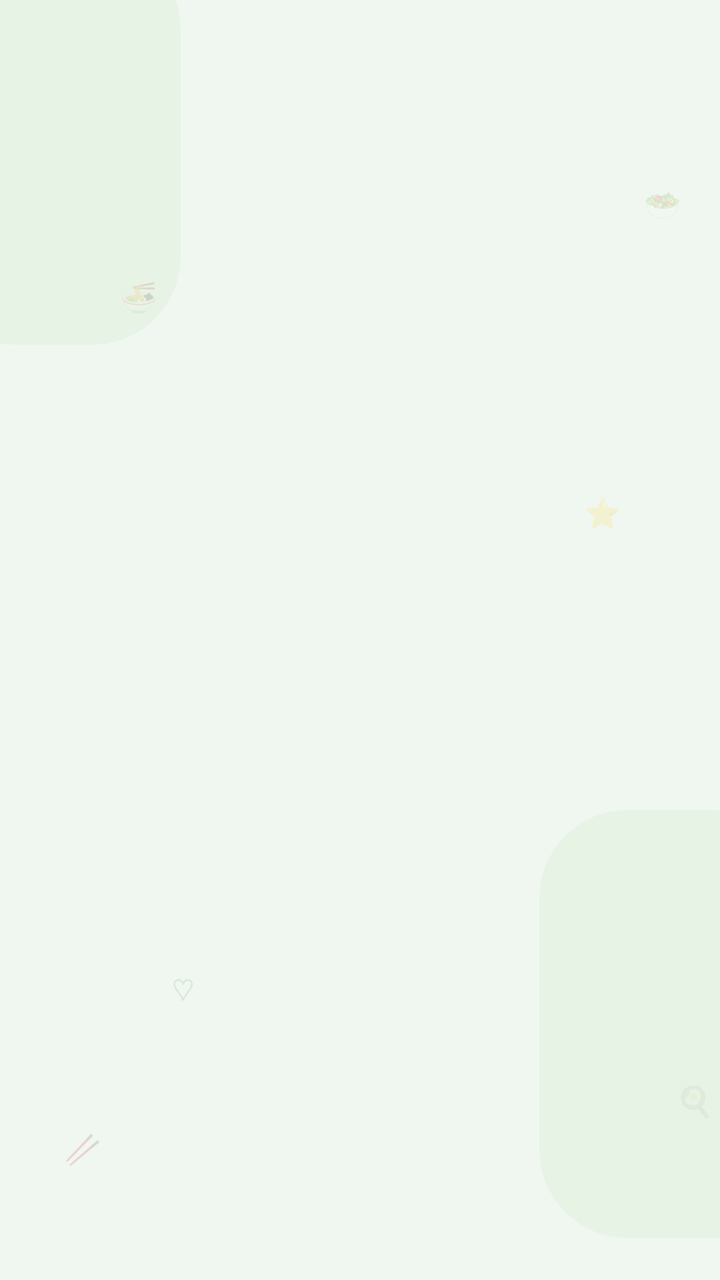
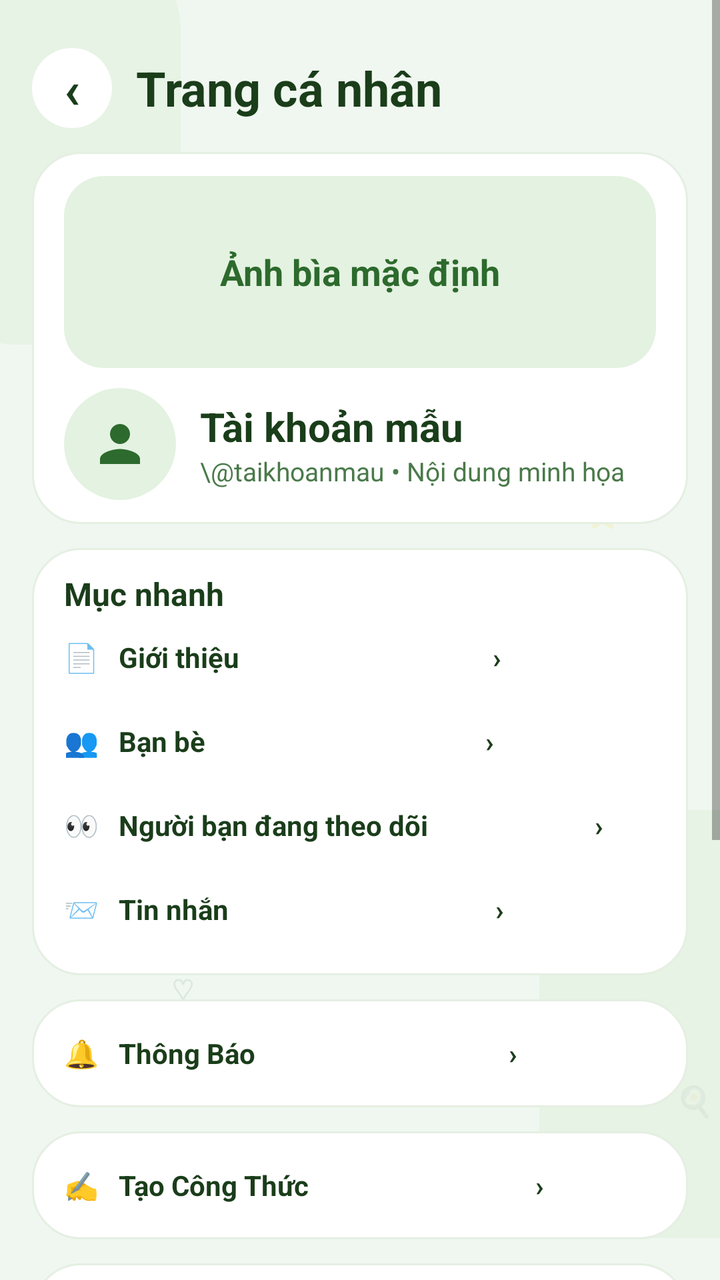

An Android layout rendered at two revisions. The XML below is the earlier revision; the diff shows what the commit changed to produce the second picture.
<!-- AndroidManifest.xml: application theme AppTheme -->
<!-- res/layout/activity_frame_25_my_profile.xml -->
<?xml version="1.0" encoding="utf-8"?>
<FrameLayout xmlns:android="http://schemas.android.com/apk/res/android"
    android:layout_width="match_parent"
    android:layout_height="match_parent"
    android:background="@color/panda_bg">

    <View
        android:layout_width="126dp"
        android:layout_height="202dp"
        android:layout_marginStart="-36dp"
        android:layout_marginTop="-30dp"
        android:alpha="0.7"
        android:background="@drawable/bg_figma_deco" />

    <TextView
        android:layout_width="wrap_content"
        android:layout_height="wrap_content"
        android:layout_marginStart="60dp"
        android:layout_marginTop="138dp"
        android:alpha="0.16"
        android:text="🍜"
        android:textColor="@color/panda_green_light_text"
        android:textSize="15sp" />

    <TextView
        android:layout_width="wrap_content"
        android:layout_height="wrap_content"
        android:layout_marginStart="322dp"
        android:layout_marginTop="92dp"
        android:alpha="0.16"
        android:text="🥗"
        android:textColor="@color/panda_green_light_text"
        android:textSize="15sp" />

    <TextView
        android:layout_width="wrap_content"
        android:layout_height="wrap_content"
        android:layout_marginStart="292dp"
        android:layout_marginTop="246dp"
        android:alpha="0.16"
        android:text="⭐"
        android:textColor="@color/panda_green_light_text"
        android:textSize="15sp" />

    <TextView
        android:layout_width="wrap_content"
        android:layout_height="wrap_content"
        android:layout_marginStart="338dp"
        android:layout_marginTop="540dp"
        android:alpha="0.16"
        android:text="🍳"
        android:textColor="@color/panda_green_light_text"
        android:textSize="15sp" />

    <TextView
        android:layout_width="wrap_content"
        android:layout_height="wrap_content"
        android:layout_marginStart="32dp"
        android:layout_marginTop="564dp"
        android:alpha="0.16"
        android:text="🥢"
        android:textColor="@color/panda_green_light_text"
        android:textSize="15sp" />

    <View
        android:layout_width="132dp"
        android:layout_height="214dp"
        android:layout_gravity="bottom|end"
        android:layout_marginEnd="-42dp"
        android:layout_marginBottom="21dp"
        android:alpha="0.68"
        android:background="@drawable/bg_figma_deco" />

    <TextView
        android:layout_width="wrap_content"
        android:layout_height="wrap_content"
        android:layout_gravity="bottom|start"
        android:layout_marginStart="86dp"
        android:layout_marginBottom="135dp"
        android:alpha="0.16"
        android:text="♡"
        android:textColor="@color/panda_green_light_text"
        android:textSize="15sp" />

    <ScrollView
        android:layout_width="match_parent"
        android:layout_height="match_parent"
        android:fillViewport="true"
        android:overScrollMode="never">

        <LinearLayout
            android:id="@id/screen_content"
            android:layout_width="match_parent"
            android:layout_height="wrap_content"
            android:orientation="vertical"
            android:paddingStart="16dp"
            android:paddingTop="24dp"
            android:paddingEnd="16dp"
            android:paddingBottom="24dp" />
    </ScrollView>
</FrameLayout>
<!-- resources referenced by this layout -->
<resources>
  <color name="panda_bg">#F0F7F0</color>
  <color name="panda_green_light_text">#6A9B6A</color>
  <!-- drawable bg_figma_deco (drawable) -->
  <?xml version="1.0" encoding="utf-8"?>
  <shape xmlns:android="http://schemas.android.com/apk/res/android"
      android:shape="rectangle">
      <solid android:color="@color/panda_mint" />
      <corners android:radius="44dp" />
  </shape>
  <style name="AppTheme" parent="@android:style/Theme.Material.Light.NoActionBar">
          <item name="android:fontFamily">sans-serif</item>
          <item name="android:windowLightStatusBar">true</item>
          <item name="android:statusBarColor">@color/panda_bg</item>
          <item name="android:navigationBarColor">@color/panda_bg</item>
          <item name="android:colorAccent">@color/panda_green</item>
      </style>
  <color name="panda_mint">#E4F2E1</color>
  <color name="panda_green">#2D6A2D</color>
</resources>

<!-- the commit's change to res/layout/activity_frame_25_my_profile.xml (unified diff, before → after) -->
@@ -96,6 +96,222 @@
             android:paddingStart="16dp"
             android:paddingTop="24dp"
             android:paddingEnd="16dp"
-            android:paddingBottom="24dp" />
+            android:paddingBottom="24dp">
+
+            <LinearLayout
+                android:layout_width="match_parent"
+                android:layout_height="40dp"
+                android:gravity="center_vertical"
+                android:orientation="horizontal">
+
+                <TextView
+                    android:layout_width="40dp"
+                    android:layout_height="40dp"
+                    android:background="@drawable/bg_circle_white"
+                    android:gravity="center"
+                    android:text="‹"
+                    android:textColor="@color/panda_green_dark"
+                    android:textSize="26sp"
+                    android:textStyle="bold" />
+
+                <TextView
+                    android:layout_width="0dp"
+                    android:layout_height="wrap_content"
+                    android:layout_marginStart="12dp"
+                    android:layout_weight="1"
+                    android:text="Trang cá nhân"
+                    android:textColor="@color/panda_green_dark"
+                    android:textSize="24sp"
+                    android:textStyle="bold" />
+            </LinearLayout>
+
+            <LinearLayout
+                android:layout_width="match_parent"
+                android:layout_height="wrap_content"
+                android:layout_marginTop="12dp"
+                android:background="@drawable/bg_figma_card"
+                android:orientation="vertical"
+                android:paddingStart="16dp"
+                android:paddingTop="12dp"
+                android:paddingEnd="16dp"
+                android:paddingBottom="12dp">
+
+                <TextView
+                    android:layout_width="match_parent"
+                    android:layout_height="96dp"
+                    android:background="@drawable/bg_figma_cover"
+                    android:gravity="center"
+                    android:text="Ảnh bìa mặc định"
+                    android:textColor="@color/panda_green"
+                    android:textSize="18sp"
+                    android:textStyle="bold" />
+
+                <LinearLayout
+                    android:layout_width="match_parent"
+                    android:layout_height="56dp"
+                    android:layout_marginTop="10dp"
+                    android:gravity="center_vertical"
+                    android:orientation="horizontal">
+
+                    <FrameLayout
+                        android:layout_width="56dp"
+                        android:layout_height="56dp"
+                        android:background="@drawable/bg_figma_avatar">
+
+                        <ImageView
+                            android:layout_width="30dp"
+                            android:layout_height="30dp"
+                            android:layout_gravity="center"
+                            android:src="@drawable/ic_person"
+                            android:tint="@color/panda_green" />
+                    </FrameLayout>
+
+                    <LinearLayout
+                        android:layout_width="0dp"
+                        android:layout_height="wrap_content"
+                        android:layout_marginStart="12dp"
+                        android:layout_weight="1"
+                        android:orientation="vertical">
+
+                        <TextView
+                            android:layout_width="match_parent"
+                            android:layout_height="wrap_content"
+                            android:text="Tài khoản mẫu"
+                            android:textColor="@color/panda_green_dark"
+                            android:textSize="20sp"
+                            android:textStyle="bold" />
+
+                        <TextView
+                            android:layout_width="match_parent"
+                            android:layout_height="wrap_content"
+                            android:text="\@taikhoanmau • Nội dung minh họa"
+                            android:textColor="@color/panda_green_mid"
+                            android:textSize="13sp" />
+                    </LinearLayout>
+                </LinearLayout>
+            </LinearLayout>
+
+            <LinearLayout
+                android:layout_width="match_parent"
+                android:layout_height="wrap_content"
+                android:layout_marginTop="12dp"
+                android:background="@drawable/bg_figma_card"
+                android:orientation="vertical"
+                android:paddingStart="16dp"
+                android:paddingTop="12dp"
+                android:paddingEnd="16dp"
+                android:paddingBottom="12dp">
+
+                <TextView
+                    android:layout_width="match_parent"
+                    android:layout_height="wrap_content"
+                    android:text="Mục nhanh"
+                    android:textColor="@color/panda_green_dark"
+                    android:textSize="16sp"
+                    android:textStyle="bold" />
+
+                <TextView
+                    android:layout_width="match_parent"
+                    android:layout_height="42dp"
+                    android:gravity="center_vertical"
+                    android:text="📄   Giới thiệu                                      ›"
+                    android:textColor="@color/panda_green_dark"
+                    android:textSize="14sp"
+                    android:textStyle="bold" />
+
+                <TextView
+                    android:layout_width="match_parent"
+                    android:layout_height="42dp"
+                    android:gravity="center_vertical"
+                    android:text="👥   Bạn bè                                          ›"
+                    android:textColor="@color/panda_green_dark"
+                    android:textSize="14sp"
+                    android:textStyle="bold" />
+
+                <TextView
+                    android:layout_width="match_parent"
+                    android:layout_height="42dp"
+                    android:gravity="center_vertical"
+                    android:text="👀   Người bạn đang theo dõi                         ›"
+                    android:textColor="@color/panda_green_dark"
+                    android:textSize="14sp"
+                    android:textStyle="bold" />
+
+                <TextView
+                    android:layout_width="match_parent"
+                    android:layout_height="42dp"
+                    android:gravity="center_vertical"
+                    android:text="📨   Tin nhắn                                        ›"
+                    android:textColor="@color/panda_green_dark"
+                    android:textSize="14sp"
+                    android:textStyle="bold" />
+            </LinearLayout>
+
+            <TextView
+                android:layout_width="match_parent"
+                android:layout_height="54dp"
+                android:layout_marginTop="12dp"
+                android:background="@drawable/bg_figma_card"
+                android:gravity="center_vertical"
+                android:paddingStart="16dp"
+                android:paddingEnd="16dp"
+                android:text="🔔   Thông Báo                                      ›"
+                android:textColor="@color/panda_green_dark"
+                android:textSize="14sp"
+                android:textStyle="bold" />
+
+            <TextView
+                android:layout_width="match_parent"
+                android:layout_height="54dp"
+                android:layout_marginTop="12dp"
+                android:background="@drawable/bg_figma_card"
+                android:gravity="center_vertical"
+                android:paddingStart="16dp"
+                android:paddingEnd="16dp"
+                android:text="✍️   Tạo Công Thức                                  ›"
+                android:textColor="@color/panda_green_dark"
+                android:textSize="14sp"
+                android:textStyle="bold" />
+
+            <LinearLayout
+                android:layout_width="match_parent"
+                android:layout_height="wrap_content"
+                android:layout_marginTop="12dp"
+                android:background="@drawable/bg_figma_card"
+                android:orientation="vertical"
+                android:paddingStart="16dp"
+                android:paddingTop="12dp"
+                android:paddingEnd="16dp"
+                android:paddingBottom="12dp">
+
+                <TextView
+                    android:layout_width="match_parent"
+                    android:layout_height="wrap_content"
+                    android:text="Bài viết đã đăng"
+                    android:textColor="@color/panda_green_dark"
+                    android:textSize="16sp"
+                    android:textStyle="bold" />
+
+                <TextView
+                    android:layout_width="match_parent"
+                    android:layout_height="127dp"
+                    android:layout_marginTop="10dp"
+                    android:background="@drawable/bg_figma_post_card"
+                    android:padding="12dp"
+                    android:text="A   Tài khoản mẫu&#10;    2 giờ trước&#10;&#10;Bài viết mẫu: Bữa tối tự nấu hôm nay — một chút yêu thương từ căn bếp nhỏ. 🥗&#10;&#10;12 thích     4 bình luận"
+                    android:textColor="@color/panda_green_dark"
+                    android:textSize="14sp" />
+
+                <TextView
+                    android:layout_width="match_parent"
+                    android:layout_height="127dp"
+                    android:layout_marginTop="10dp"
+                    android:background="@drawable/bg_figma_post_card"
+                    android:padding="12dp"
+                    android:text="A   Tài khoản mẫu&#10;    Hôm qua&#10;&#10;Bài viết mẫu: Cuối tuần thử một công thức mới. Bạn thích nấu món gì nhất?&#10;&#10;8 thích     2 bình luận"
+                    android:textColor="@color/panda_green_dark"
+                    android:textSize="14sp" />
+            </LinearLayout>
+        </LinearLayout>
     </ScrollView>
 </FrameLayout>
<!-- resource entries referenced after the edit -->
@@ -2,6 +2,36 @@
 <resources>
   <color name="panda_bg">#F0F7F0</color>
   <color name="panda_green_light_text">#6A9B6A</color>
+  <color name="panda_green_mid">#4A7A4A</color>
+  <!-- drawable bg_circle_white (drawable) -->
+  <?xml version="1.0" encoding="utf-8"?>
+  <shape xmlns:android="http://schemas.android.com/apk/res/android"
+      android:shape="oval">
+      <solid android:color="@color/panda_card" />
+  </shape>
+  <!-- drawable bg_figma_avatar (drawable) -->
+  <?xml version="1.0" encoding="utf-8"?>
+  <shape xmlns:android="http://schemas.android.com/apk/res/android"
+      android:shape="oval">
+      <solid android:color="@color/panda_mint" />
+  </shape>
+  <!-- drawable bg_figma_card (drawable) -->
+  <?xml version="1.0" encoding="utf-8"?>
+  <shape xmlns:android="http://schemas.android.com/apk/res/android"
+      android:shape="rectangle">
+      <solid android:color="@color/panda_card" />
+      <stroke
+          android:width="1dp"
+          android:color="@color/panda_border" />
+      <corners android:radius="24dp" />
+  </shape>
+  <!-- drawable bg_figma_cover (drawable) -->
+  <?xml version="1.0" encoding="utf-8"?>
+  <shape xmlns:android="http://schemas.android.com/apk/res/android"
+      android:shape="rectangle">
+      <solid android:color="@color/panda_mint" />
+      <corners android:radius="20dp" />
+  </shape>
   <!-- drawable bg_figma_deco (drawable) -->
   <?xml version="1.0" encoding="utf-8"?>
   <shape xmlns:android="http://schemas.android.com/apk/res/android"
@@ -9,6 +39,27 @@
       <solid android:color="@color/panda_mint" />
       <corners android:radius="44dp" />
   </shape>
+  <!-- drawable bg_figma_post_card (drawable) -->
+  <?xml version="1.0" encoding="utf-8"?>
+  <shape xmlns:android="http://schemas.android.com/apk/res/android"
+      android:shape="rectangle">
+      <solid android:color="@color/panda_card_soft" />
+      <stroke
+          android:width="1dp"
+          android:color="@color/panda_border" />
+      <corners android:radius="18dp" />
+  </shape>
+  <!-- drawable ic_person (drawable) -->
+  <?xml version="1.0" encoding="utf-8"?>
+  <vector xmlns:android="http://schemas.android.com/apk/res/android"
+      android:width="24dp"
+      android:height="24dp"
+      android:viewportWidth="24"
+      android:viewportHeight="24">
+      <path
+          android:fillColor="#FF000000"
+          android:pathData="M12,12c2.21,0 4,-1.79 4,-4s-1.79,-4 -4,-4 -4,1.79 -4,4 1.79,4 4,4zm0,2c-2.67,0 -8,1.34 -8,4v2h16v-2c0,-2.66 -5.33,-4 -8,-4z"/>
+  </vector>
   <style name="AppTheme" parent="@android:style/Theme.Material.Light.NoActionBar">
           <item name="android:fontFamily">sans-serif</item>
           <item name="android:windowLightStatusBar">true</item>
@@ -16,7 +67,11 @@
           <item name="android:navigationBarColor">@color/panda_bg</item>
           <item name="android:colorAccent">@color/panda_green</item>
       </style>
+  <color name="panda_card">#FFFFFF</color>
   <color name="panda_mint">#E4F2E1</color>
+  <color name="panda_border">#E5EFE2</color>
+  <color name="panda_card_soft">#F8FBF8</color>
   <color name="panda_green">#2D6A2D</color>
+  <color name="panda_green_dark">#1A3D1A</color>
 </resources>
 
